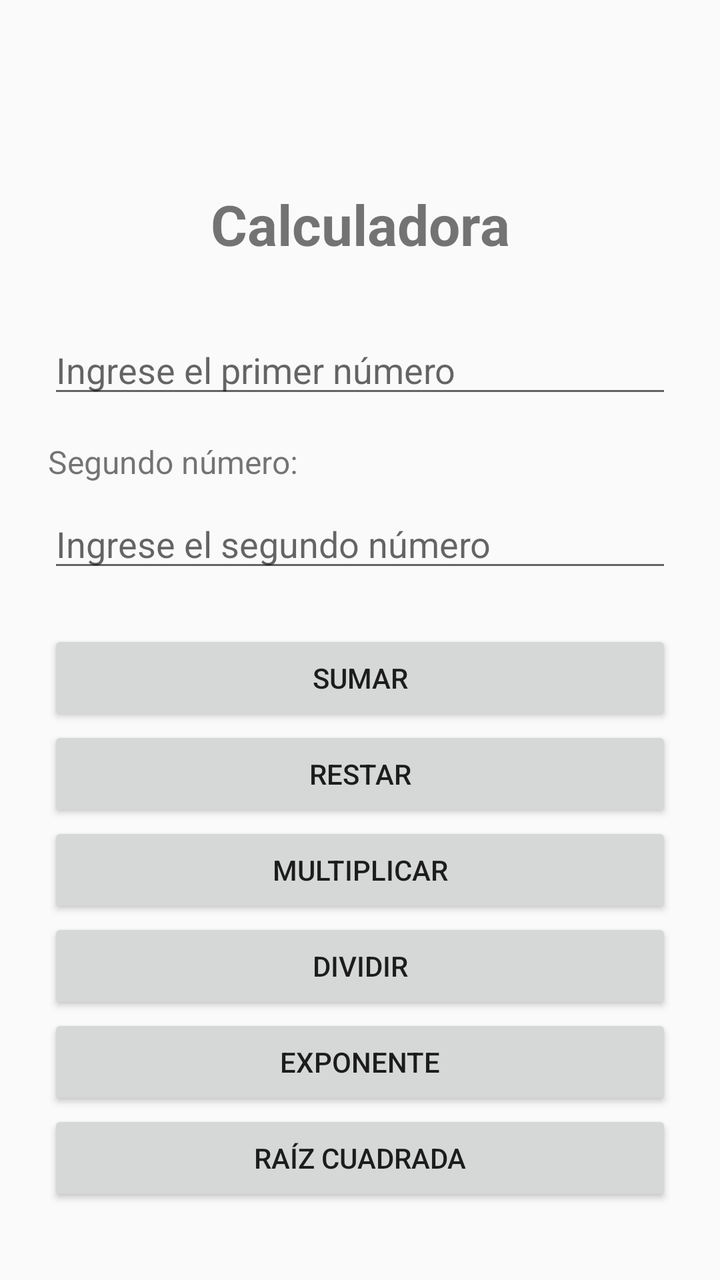
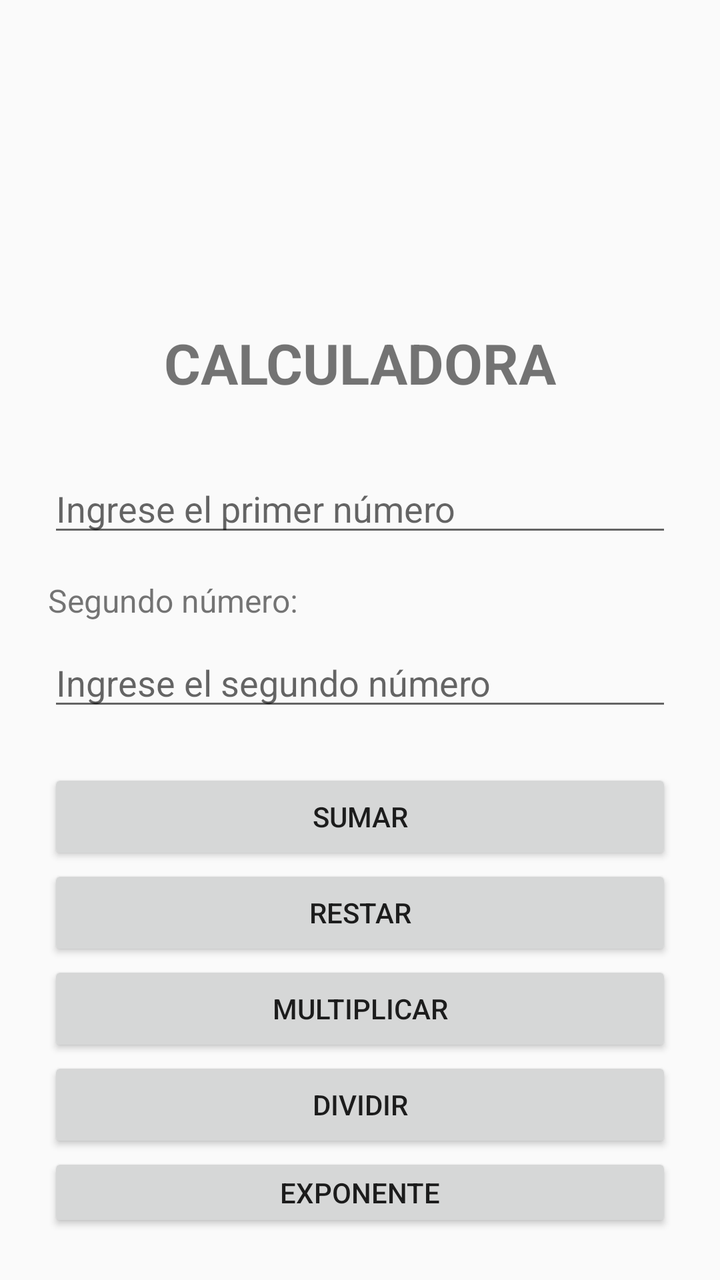

An Android layout rendered at two revisions. The XML below is the earlier revision; the diff shows what the commit changed to produce the second picture.
<!-- AndroidManifest.xml: application theme Theme.AppCompat.Light.DarkActionBar -->
<!-- res/layout/calculadora.xml -->
<?xml version="1.0" encoding="utf-8"?>
<LinearLayout xmlns:android="http://schemas.android.com/apk/res/android"
    xmlns:tools="http://schemas.android.com/tools"
    android:layout_width="match_parent"
    android:layout_height="match_parent"
    android:orientation="vertical"
    android:padding="24dp">

    <TextView
        android:id="@+id/textViewinvisible"
        android:layout_width="match_parent"
        android:layout_height="wrap_content"
        android:layout_marginBottom="32dp"
        android:gravity="center"
        android:text="Calculadora xd"
        android:textSize="28sp"
        android:textStyle="bold"
        android:visibility="invisible"
        tools:visibility="invisible" />

    <TextView
        android:id="@+id/textViewTitulo"
        android:layout_width="match_parent"
        android:layout_height="wrap_content"
        android:layout_marginBottom="32dp"
        android:gravity="center"
        android:text="Calculadora"
        android:textSize="28sp"
        android:textStyle="bold"
        tools:visibility="invisible" />

    <EditText
        android:id="@+id/etNumero1"
        android:layout_width="match_parent"
        android:layout_height="wrap_content"
        android:hint="Ingrese el primer número"
        android:inputType="numberDecimal|numberSigned"
        android:layout_marginBottom="16dp" />


    <TextView
        android:id="@+id/tvNumero2"
        android:layout_width="match_parent"
        android:layout_height="wrap_content"
        android:text="Segundo número:"
        android:textSize="16sp"
        android:layout_marginBottom="8dp" />

    <EditText
        android:id="@+id/etNumero2"
        android:layout_width="match_parent"
        android:layout_height="wrap_content"
        android:hint="Ingrese el segundo número"
        android:inputType="numberDecimal|numberSigned"
        android:layout_marginBottom="24dp" />

    
    <Button
        android:id="@+id/btnSumar"
        android:layout_width="match_parent"
        android:layout_height="wrap_content"
        android:text="Sumar" />

    <Button
        android:id="@+id/btnRestar"
        android:layout_width="match_parent"
        android:layout_height="wrap_content"
        android:text="Restar" />

    <Button
        android:id="@+id/btnMultiplicar"
        android:layout_width="match_parent"
        android:layout_height="wrap_content"
        android:text="Multiplicar" />

    <Button
        android:id="@+id/btnDividir"
        android:layout_width="match_parent"
        android:layout_height="wrap_content"
        android:text="Dividir" />

    <Button
        android:id="@+id/btnExponente"
        android:layout_width="match_parent"
        android:layout_height="wrap_content"
        android:text="Exponente" />

    <Button
        android:id="@+id/btnRaiz"
        android:layout_width="match_parent"
        android:layout_height="wrap_content"
        android:text="Raíz cuadrada" />

    <TextView
        android:id="@+id/tvResultado"
        android:layout_width="match_parent"
        android:layout_height="wrap_content"
        android:layout_marginTop="24dp"
        android:gravity="center"
        android:text="Resultado:"
        android:textSize="20sp" />

</LinearLayout>
<!-- resources referenced by this layout -->
<resources>

</resources>

<!-- the commit's change to res/layout/calculadora.xml (unified diff, before → after) -->
@@ -7,19 +7,6 @@
     android:padding="24dp">
 
     <TextView
-        android:id="@+id/textViewinvisible"
-        android:layout_width="match_parent"
-        android:layout_height="wrap_content"
-        android:layout_marginBottom="32dp"
-        android:gravity="center"
-        android:text="Calculadora xd"
-        android:textSize="28sp"
-        android:textStyle="bold"
-        android:visibility="invisible"
-        tools:visibility="invisible" />
-
-    <TextView
-        android:id="@+id/textViewTitulo"
         android:layout_width="match_parent"
         android:layout_height="wrap_content"
         android:layout_marginBottom="32dp"
@@ -27,7 +14,30 @@
         android:text="Calculadora"
         android:textSize="28sp"
         android:textStyle="bold"
+        android:visibility="invisible"
         tools:visibility="invisible" />
+
+    <TextView
+        android:id="@+id/textView4"
+        android:layout_width="match_parent"
+        android:layout_height="wrap_content"
+        android:layout_marginBottom="32dp"
+        android:gravity="center"
+        android:text="Calculadora"
+        android:textSize="28sp"
+        android:textStyle="bold"
+        android:visibility="invisible"
+        tools:visibility="invisible" />
+
+    <TextView
+        android:id="@+id/textView5"
+        android:layout_width="match_parent"
+        android:layout_height="wrap_content"
+        android:layout_marginBottom="32dp"
+        android:gravity="center"
+        android:text="CALCULADORA"
+        android:textSize="28sp"
+        android:textStyle="bold" />
 
     <EditText
         android:id="@+id/etNumero1"
@@ -95,9 +105,9 @@
         android:id="@+id/tvResultado"
         android:layout_width="match_parent"
         android:layout_height="wrap_content"
-        android:layout_marginTop="24dp"
+        android:text="Resultado:"
+        android:textSize="20sp"
         android:gravity="center"
-        android:text="Resultado:"
-        android:textSize="20sp" />
+        android:layout_marginTop="24dp" />
 
 </LinearLayout>
